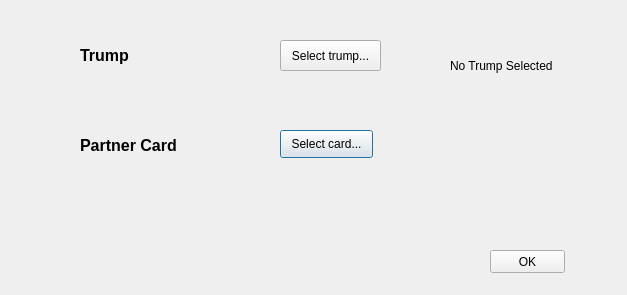
nathanesau-competitive/RookGame, file trumpDialog.ui: the form before one commit.
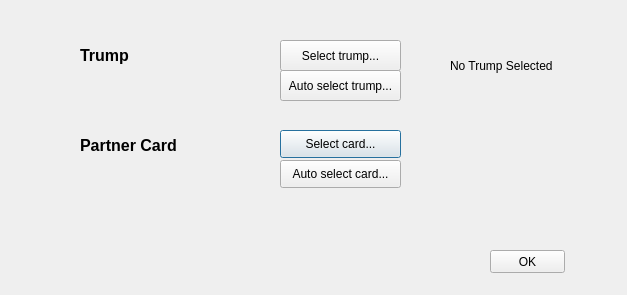
The form after the commit.

The edit to the form file:
```diff
--- a/trumpDialog.ui
+++ b/trumpDialog.ui
@@ -38,7 +38,7 @@
     <rect>
      <x>280</x>
      <y>130</y>
-     <width>93</width>
+     <width>121</width>
      <height>28</height>
     </rect>
    </property>
@@ -71,7 +71,7 @@
     <rect>
      <x>280</x>
      <y>40</y>
-     <width>101</width>
+     <width>121</width>
      <height>31</height>
     </rect>
    </property>
@@ -105,6 +105,32 @@
     <string>OK</string>
    </property>
   </widget>
+  <widget class="QPushButton" name="autoSelectTrumpButton">
+   <property name="geometry">
+    <rect>
+     <x>280</x>
+     <y>70</y>
+     <width>121</width>
+     <height>31</height>
+    </rect>
+   </property>
+   <property name="text">
+    <string>Auto select trump...</string>
+   </property>
+  </widget>
+  <widget class="QPushButton" name="autoSelectCardButton">
+   <property name="geometry">
+    <rect>
+     <x>280</x>
+     <y>160</y>
+     <width>121</width>
+     <height>28</height>
+    </rect>
+   </property>
+   <property name="text">
+    <string>Auto select card...</string>
+   </property>
+  </widget>
  </widget>
  <resources/>
  <connections/>
```
